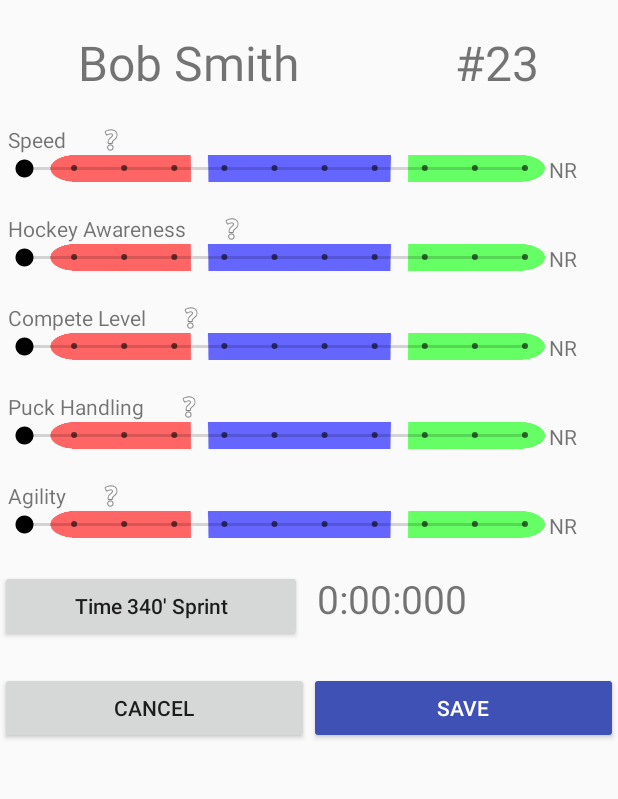
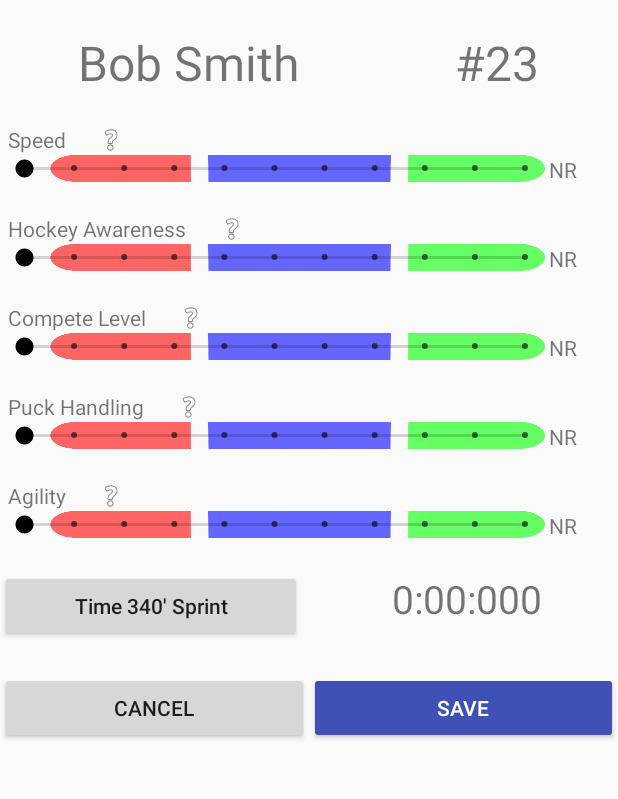
Before and after one commit to fdrury/HockeyConnect, an Android app: the screen it shows after launch (PlayerEvaluationActivity), on a phone screen of 412 x 824 dp, the part 84-883 px from its top. Run offline under Robolectric (Android 15) with nearby library versions, the light colour scheme and no system bars.

Commit message:
small changes

```diff
--- a/code/HockeyConnect/app/src/main/java/ca/hockeyconnect/hockeyconnect/PlayerEvaluationActivity.java
+++ b/code/HockeyConnect/app/src/main/java/ca/hockeyconnect/hockeyconnect/PlayerEvaluationActivity.java
@@ -35,7 +35,7 @@ public class PlayerEvaluationActivity extends AppCompatActivity {
         helpButtons[2] = (ImageButton)findViewById(R.id.helpButton2);
         helpButtons[3] = (ImageButton)findViewById(R.id.helpButton3);
         helpButtons[4] = (ImageButton)findViewById(R.id.helpButton4);
-        helpStrings[0] = "Speed: Speed/Explosiveness. How fast a player skates relative to other players";
+        helpStrings[0] = "Speed/Explosiveness: How fast a player skates relative to other players";
         helpStrings[1] = "Hockey Awareness/Instincts/Sense: Reads and reacts/anticipates where the puck os going A player's ability to assess plays and predict movements";
         helpStrings[2] = "Compete Level: Work ethic, attacking the puck, strong with the puck, battles with other players";
         helpStrings[3] = "Puck Handling: Stick work, stick handling, passing, seeing the ice with the puck.";
--- a/code/HockeyConnect/app/src/main/res/layout/activity_player_evaluation.xml
+++ b/code/HockeyConnect/app/src/main/res/layout/activity_player_evaluation.xml
@@ -356,6 +356,7 @@
                 android:layout_width="match_parent"
                 android:layout_height="wrap_content"
                 android:layout_weight="1"
+                android:gravity="center"
                 android:textSize="26dp"
                 android:text="0:00:000" />
         </LinearLayout>
```
Also changed, not shown: 1 other file.
